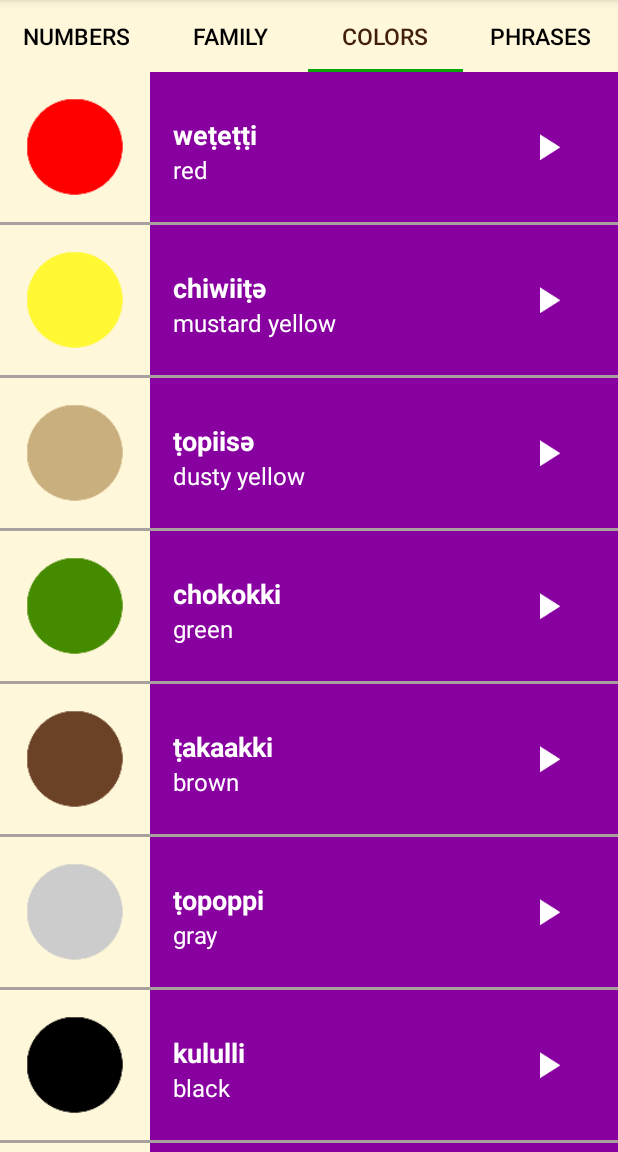
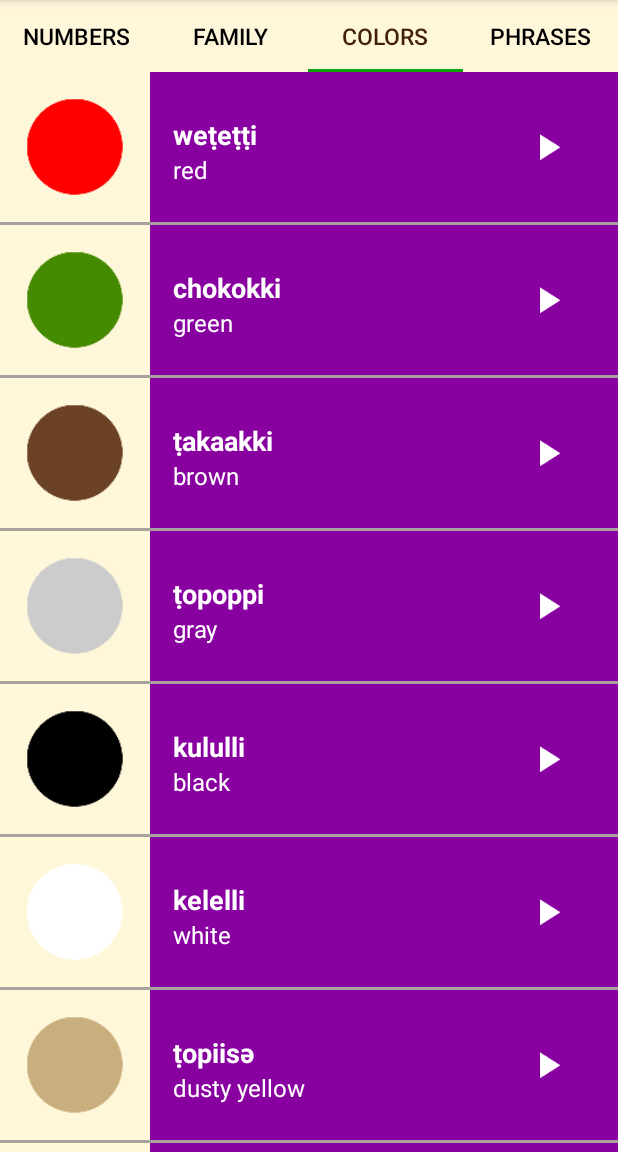
Before and after one commit to adiltutun12/Miwok, an Android app: the screen it shows after launch (MainActivity), tab 3 chosen, on a phone screen of 412 x 824 dp, the part 84-1236 px from its top. Run offline under Robolectric (Android 15) with nearby library versions, the phone set to English and light mode, and no system bars.

Commit message:
Nove izmjene na kodu optimizacija

```diff
--- a/app/src/main/java/com/example/miwok/FragmentNumbers.kt
+++ /dev/null
@@ -1,54 +0,0 @@
-package com.example.miwok
-
-import android.os.Bundle
-import androidx.fragment.app.Fragment
-import android.view.LayoutInflater
-import android.view.View
-import android.view.ViewGroup
-import androidx.recyclerview.widget.LinearLayoutManager
-import androidx.recyclerview.widget.RecyclerView
-
-class FragmentNumbers : Fragment() {
-    override fun onCreateView(
-        inflater: LayoutInflater, container: ViewGroup?,
-        savedInstanceState: Bundle?
-    ): View {
-        return inflater.inflate(R.layout.fragment_numbers, container, false)
-    }
-
-    override fun onViewCreated(view: View, savedInstanceState: Bundle?) {
-        super.onViewCreated(view, savedInstanceState)
-
-        val recyclerView: RecyclerView = view.findViewById(R.id.recycler_view_numbers)
-        recyclerView.layoutManager = LinearLayoutManager(context)
-
-        val words = listOf(
-            Word("lutti", "one", R.drawable.number_one, R.raw.number_one),
-            Word("otiiko", "two", R.drawable.number_two,  R.raw.number_two),
-            Word("tolookosu", "three", R.drawable.number_three,  R.raw.number_three),
-            Word("oyyisa", "four", R.drawable.number_four,  R.raw.number_four),
-            Word("massokka", "five", R.drawable.number_five,  R.raw.number_five),
-            Word("temmokka", "six", R.drawable.number_six,  R.raw.number_six),
-            Word("kenekaku", "seven", R.drawable.number_seven,  R.raw.number_seven),
-            Word("kawinta", "eight", R.drawable.number_eight,  R.raw.number_eight),
-            Word("wo'e", "nine", R.drawable.number_nine,  R.raw.number_nine),
-            Word("na'aacha", "ten", R.drawable.number_ten,  R.raw.number_ten))
-
-        val adapter = WordAdapter(words)
-        recyclerView.adapter = adapter
-
-        RecyclerViewDivider.addDivider(recyclerView, requireContext(), "#A8A19E", 3)
-
-        /*
-        val divider = DividerItemDecoration(requireContext(), DividerItemDecoration.VERTICAL)
-        recyclerView.addItemDecoration(divider)
-       */
-
-    }
-
-    override fun onPause() {
-        super.onPause()
-        (view?.findViewById<RecyclerView>(R.id.recycler_view_numbers)?.adapter as? WordAdapter)?.releaseMediaPlayer()
-    }
-
-}
--- a/app/src/main/java/com/example/miwok/FragmentPhrases.kt
+++ /dev/null
@@ -1,56 +0,0 @@
-package com.example.miwok
-
-import android.os.Bundle
-import androidx.fragment.app.Fragment
-import android.view.LayoutInflater
-import android.view.View
-import android.view.ViewGroup
-import androidx.recyclerview.widget.DividerItemDecoration
-import androidx.recyclerview.widget.LinearLayoutManager
-import androidx.recyclerview.widget.RecyclerView
-
-class FragmentPhrases : Fragment() {
-
-    override fun onCreateView(
-        inflater: LayoutInflater, container: ViewGroup?,
-        savedInstanceState: Bundle?
-    ): View {
-        return inflater.inflate(R.layout.fragment_phrases, container, false)
-    }
-
-    override fun onViewCreated(view: View, savedInstanceState: Bundle?) {
-        super.onViewCreated(view, savedInstanceState)
-
-        val recyclerView: RecyclerView = view.findViewById(R.id.recycler_view_phrases)
-        recyclerView.layoutManager = LinearLayoutManager(context)
-
-        val words = listOf(
-            Word("minto wuksus?", "Where are you going?", null, R.raw.phrase_where_are_you_going),
-            Word("tinnə oyaase'nə", "What is your name?",null, R.raw.phrase_what_is_your_name),
-            Word("oyaaset...", "My name is...", null, R.raw.phrase_my_name_is),
-            Word("michəksəs?", "How are you feeling?", null, R.raw.phrase_how_are_you_feeling),
-            Word("kuchi achit", "I'm feeling good.", null, R.raw.phrase_im_feeling_good),
-            Word("əənəs'aa?", "Are you coming?", null, R.raw.phrase_are_you_coming),
-            Word("həə'əənəm", "Yes, I'm coming.", null, R.raw.phrase_im_coming),
-            Word("əənəm", "I'm coming.", null, R.raw.phrase_yes_im_coming),
-            Word("yoowutis", "Let's go.", null, R.raw.phrase_lets_go),
-            Word("ənni'nem", "Come here.", null, R.raw.phrase_come_here))
-
-        val adapter = WordAdapter(words)
-        recyclerView.adapter = adapter
-
-        RecyclerViewDivider.addDivider(recyclerView, requireContext(), "#A8A19E", 3)
-
-        /*
-        val divider = DividerItemDecoration(requireContext(), DividerItemDecoration.VERTICAL)
-        recyclerView.addItemDecoration(divider)
-        */
-
-    }
-
-    override fun onPause() {
-        super.onPause()
-        (view?.findViewById<RecyclerView>(R.id.recycler_view_phrases)?.adapter as? WordAdapter)?.releaseMediaPlayer()
-    }
-
-}
--- a/app/src/main/java/com/example/miwok/MainActivity.kt
+++ b/app/src/main/java/com/example/miwok/MainActivity.kt
@@ -1,4 +1,5 @@
 package com.example.miwok
+
 import android.os.Bundle
 import androidx.appcompat.app.AppCompatActivity
 import androidx.viewpager2.widget.ViewPager2
@@ -28,12 +29,11 @@ class MainActivity : AppCompatActivity() {
                 3 -> "Phrases"
                 else -> "Numbers"
             }
-        }.attach()
+        }.attach() //swipe i veoma cudno neko ponašanje bukv na touch prebaci na koji fragment pokazuje, ali ne mijenja layout ili mijenja layout alii gore ne prebacuje fragmenta
     }
 
     override fun onPause() {
         super.onPause()
-        // Oslobodi MediaPlayer za sve fragmente
         (findViewById<ViewPager2>(R.id.view_pager)?.adapter as? WordAdapter)?.releaseMediaPlayer()
     }
 
--- a/app/src/main/java/com/example/miwok/ViewPagerAdapter.kt
+++ b/app/src/main/java/com/example/miwok/ViewPagerAdapter.kt
@@ -9,11 +9,12 @@ class ViewPagerAdapter(fragmentActivity: FragmentActivity) : FragmentStateAdapte
 
     override fun createFragment(position: Int): Fragment {
         return when (position) {
-            0 -> FragmentNumbers()
-            1 -> FragmentFamily()
-            2 -> FragmentColors()
-            3 -> FragmentPhrases()
-            else -> FragmentNumbers()
+            0 -> WordListFragment.newInstance("numbers")
+            1 -> WordListFragment.newInstance("family")
+            2 -> WordListFragment.newInstance("colors")
+            3 -> WordListFragment.newInstance("phrases")
+            else -> WordListFragment.newInstance("numbers")
         }
     }
+
 }
--- a/app/src/main/java/com/example/miwok/Word.kt
+++ b/app/src/main/java/com/example/miwok/Word.kt
@@ -1,5 +1,4 @@
 package com.example.miwok
 
 data class Word(val miwokTranslation: String, val defaultTranslation: String, val imageResourceId: Int? = null, val audioResourceId: Int) // ? znači da može biti null uradio sam ovo radi slike jer u pgrases nema slika
-
 //Kreirana Word model klasa, stavio sam imageResourceId na null kada nema slike u layoutu pa nema sta ni ucitati
--- a/app/src/main/java/com/example/miwok/WordAdapter.kt
+++ b/app/src/main/java/com/example/miwok/WordAdapter.kt
@@ -10,29 +10,33 @@ import android.widget.TextView
 import androidx.recyclerview.widget.RecyclerView
 
 class WordAdapter(private val words: List<Word>) :
-    RecyclerView.Adapter<WordAdapter.WordViewHolder>() {
+    RecyclerView.Adapter<WordAdapter.WordViewHolder>() { //lista wordova da bude prikazana u recycler viewu, povezuje podatke sa recyclerviewom
+        //WordViewHolder optimizuje podatke da ih ne moramo svaki put prikazivati
         //sada ću ovdje dodati media player prvo dodajem varijablu
         //MediaPlayer je varijabla koja sluzi za pustanje zvuka
         private var mediaPlayer : MediaPlayer? = null
 
+    //optimizovan prikaz da nne moramo svaki put ponovno kreirati view
+
+    //drzi refernece na ui elementata jednog reda
+    //kada ovo uradimo ne moramo svaki put pozivati da pronadje id elementa kada skrolamo
     class WordViewHolder(view: View) : RecyclerView.ViewHolder(view) { //definisanje elementa u svakom redu liste
         val miwokText: TextView = view.findViewById(R.id.text)
         val defaultText: TextView = view.findViewById(R.id.text2)
         val imageView: ImageView = view.findViewById(R.id.imageView)
-        //val buttonPlay: ImageView = view.findViewById(R.id.imageView2)
     }
 
-    override fun onCreateViewHolder(parent: ViewGroup, viewType: Int): WordViewHolder {
+    override fun onCreateViewHolder(parent: ViewGroup, viewType: Int): WordViewHolder { //pravi novi red u listi
         val view = LayoutInflater.from(parent.context).inflate(R.layout.item_word, parent, false) //ucita item_word u memoriju, ova metoda je kreiranje novoh Viewa
         return WordViewHolder(view)
     }
 
-    override fun onBindViewHolder(holder: WordViewHolder, position: Int) {
+    override fun onBindViewHolder(holder: WordViewHolder, position: Int) { //postavlja tacne vrijednosti u UI elemente fakticki popunjava ispravnim podacima
         val word = words[position]
         holder.miwokText.text = word.miwokTranslation //postavljam ovdje miwok jezik
         holder.defaultText.text = word.defaultTranslation //ovdje postavljam eng prijevodd
 
-        //Ako postoji slika p0ostavi je, inače sakrij jer u ovom phrases nema tako da sakrij je ImageView
+        //Ako postoji slika p0ostavi je, inače sakrij jer u ovom phrases nema tako da sakrij je
         if (word.imageResourceId != null) {
             holder.imageView.setImageResource(word.imageResourceId)
             holder.imageView.visibility = View.VISIBLE
@@ -61,7 +65,7 @@ class WordAdapter(private val words: List<Word>) :
     }
 
 
-    fun releaseMediaPlayer() { //dodana metoda za zaustavljanje i oslobadjanje resursa imam ovdje dupilicranje kasnije cu popraviti
+    fun releaseMediaPlayer() { //dodana metoda za zaustavljanje i oslobadjanje resursa, sprjecava i viseklikabnost da se pokrece vise puta te se mijesa zvuk
         mediaPlayer?.release()
         mediaPlayer = null
     }
--- /dev/null
+++ b/app/src/main/java/com/example/miwok/WordData.kt
@@ -0,0 +1,53 @@
+package com.example.miwok
+
+object WordData {
+    val numbers = listOf(
+        Word("lutti", "one", R.drawable.number_one, R.raw.number_one),
+        Word("otiiko", "two", R.drawable.number_two, R.raw.number_two),
+        Word("tolookosu", "three", R.drawable.number_three, R.raw.number_three),
+        Word("oyyisa", "four", R.drawable.number_four, R.raw.number_four),
+        Word("massokka", "five", R.drawable.number_five, R.raw.number_five),
+        Word("temmokka", "six", R.drawable.number_six, R.raw.number_six),
+        Word("kenekaku", "seven", R.drawable.number_seven, R.raw.number_seven),
+        Word("kawinta", "eight", R.drawable.number_eight, R.raw.number_eight),
+        Word("wo’e", "nine", R.drawable.number_nine, R.raw.number_nine),
+        Word("na’aacha", "ten", R.drawable.number_ten, R.raw.number_ten)
+    )
+
+    val family = listOf(
+        Word("əpə", "father", R.drawable.family_father, R.raw.family_father),
+        Word("əṭa", "mother", R.drawable.family_mother, R.raw.family_mother),
+        Word("angsi", "son", R.drawable.family_son, R.raw.family_son),
+        Word("tune", "daughter", R.drawable.family_daughter, R.raw.family_daughter),
+        Word("taachi", "older brother", R.drawable.family_older_brother, R.raw.family_older_brother),
+        Word("chalitti", "younger brother", R.drawable.family_younger_brother, R.raw.family_younger_brother),
+        Word("teṭe", "older sister", R.drawable.family_older_sister, R.raw.family_older_sister),
+        Word("kolliti", "younger sister", R.drawable.family_younger_sister, R.raw.family_younger_sister),
+        Word("ama", "grandmother", R.drawable.family_grandmother, R.raw.family_grandmother),
+        Word("paapa", "grandfather", R.drawable.family_grandfather, R.raw.family_grandfather)
+    )
+
+    val colors = listOf(
+        Word("weṭeṭṭi", "red", R.drawable.color_red, R.raw.color_red),
+        Word("chokokki", "green", R.drawable.color_green, R.raw.color_green),
+        Word("ṭakaakki", "brown", R.drawable.color_brown, R.raw.color_brown),
+        Word("ṭopoppi", "gray", R.drawable.color_gray, R.raw.color_gray),
+        Word("kululli", "black", R.drawable.color_black, R.raw.color_black),
+        Word("kelelli", "white", R.drawable.color_white, R.raw.color_white),
+        Word("ṭopiisə", "dusty yellow", R.drawable.color_dusty_yellow, R.raw.color_dusty_yellow),
+        Word("chiwiiṭə", "mustard yellow", R.drawable.color_mustard_yellow, R.raw.color_mustard_yellow)
+    )
+
+    val phrases = listOf(
+        Word("minto wuksus?", "Where are you going?", null, R.raw.phrase_where_are_you_going),
+        Word("tinnə oyaase'nə", "What is your name?", null, R.raw.phrase_what_is_your_name),
+        Word("oyaaset...", "My name is...", null, R.raw.phrase_my_name_is),
+        Word("michəksəs?", "How are you feeling?", null, R.raw.phrase_how_are_you_feeling),
+        Word("kuchi achit", "I’m feeling good.", null, R.raw.phrase_im_feeling_good),
+        Word("əənəs'aa?", "Are you coming?", null, R.raw.phrase_are_you_coming),
+        Word("həə’əənəm", "Yes, I’m coming.", null, R.raw.phrase_im_coming),
+        Word("əənəm", "I’m coming.", null, R.raw.phrase_yes_im_coming),
+        Word("yoowutis", "Let’s go.", null, R.raw.phrase_lets_go),
+        Word("ənni’nem", "Come here.", null, R.raw.phrase_come_here)
+    )
+}
--- /dev/null
+++ b/app/src/main/java/com/example/miwok/WordListFragment.kt
@@ -0,0 +1,71 @@
+package com.example.miwok
+
+import android.os.Bundle
+import android.view.LayoutInflater
+import android.view.View
+import android.view.ViewGroup
+import androidx.core.content.ContextCompat
+import androidx.fragment.app.Fragment
+import androidx.recyclerview.widget.LinearLayoutManager
+import androidx.recyclerview.widget.RecyclerView
+
+class WordListFragment : Fragment() {
+
+    companion object {
+        private const val ARG_CATEGORY = "category"
+
+        fun newInstance(category: String): WordListFragment {
+            val fragment = WordListFragment()
+            val args = Bundle()
+            args.putString(ARG_CATEGORY, category)
+            fragment.arguments = args
+            return fragment
+        }
+    }
+
+    private lateinit var wordList: List<Word>
+    private var backgroundColorRes: Int = R.color.category_numbers
+
+    override fun onCreate(savedInstanceState: Bundle?) {
+        super.onCreate(savedInstanceState)
+        when (arguments?.getString(ARG_CATEGORY)) {
+            "numbers" -> {
+                wordList = WordData.numbers
+                backgroundColorRes = R.color.category_numbers
+            }
+            "family" -> {
+                wordList = WordData.family
+                backgroundColorRes = R.color.category_family
+            }
+            "colors" -> {
+                wordList = WordData.colors
+                backgroundColorRes = R.color.category_colors
+            }
+            "phrases" -> {
+                wordList = WordData.phrases
+                backgroundColorRes = R.color.category_phrases
+            }
+        }
+    }
+
+    override fun onCreateView(inflater: LayoutInflater, container: ViewGroup?, savedInstanceState: Bundle?): View {
+        return inflater.inflate(R.layout.item_fragment, container, false)
+    }
+
+    override fun onViewCreated(view: View, savedInstanceState: Bundle?) {
+        super.onViewCreated(view, savedInstanceState)
+
+        view.setBackgroundColor(ContextCompat.getColor(requireContext(), backgroundColorRes))
+
+        val recyclerView = view.findViewById<RecyclerView>(R.id.recycler_view)
+        recyclerView.layoutManager = LinearLayoutManager(context)
+        recyclerView.adapter = WordAdapter(wordList)
+
+        RecyclerViewDivider.addDivider(recyclerView, requireContext()) //pozvana jer sam joj vec unaprijed stavio parametre
+    }
+
+    override fun onPause() {
+        super.onPause()
+        (view?.findViewById<RecyclerView>(R.id.recycler_view)?.adapter as? WordAdapter)?.releaseMediaPlayer()
+    }
+}
--- a/app/src/main/res/layout/activity_main.xml
+++ b/app/src/main/res/layout/activity_main.xml
@@ -50,6 +50,7 @@
         app:layout_constraintTop_toBottomOf="@id/tab_layout"
         app:layout_constraintBottom_toBottomOf="parent"
         app:layout_constraintStart_toStartOf="parent"
-        app:layout_constraintEnd_toEndOf="parent" />
+        app:layout_constraintEnd_toEndOf="parent" >
+    </androidx.viewpager2.widget.ViewPager2>
 
 </androidx.constraintlayout.widget.ConstraintLayout>
--- a/app/src/main/res/layout/fragment_colors.xml
+++ b/app/src/main/res/layout/item_fragment.xml
@@ -4,11 +4,11 @@
     xmlns:app="http://schemas.android.com/apk/res-auto"
     android:layout_width="match_parent"
     android:layout_height="match_parent"
-    android:background="@color/category_colors">
+    >
 
     <!-- RecyclerView koji prikazuje listu stavki-->
     <androidx.recyclerview.widget.RecyclerView
-        android:id="@+id/recycler_view_colors"
+        android:id="@+id/recycler_view"
         android:layout_width="0dp"
         android:layout_height="0dp"
         app:layout_constraintTop_toTopOf="parent"
--- a/app/src/main/res/layout/item_word.xml
+++ b/app/src/main/res/layout/item_word.xml
@@ -8,7 +8,7 @@
     android:padding="0dp"
     android:clickable="true"
     android:focusable="true"
-    android:foreground="?attr/selectableItemBackground"> <!-- Dodaje ripple efekt na dodir -->
+    android:foreground="?attr/selectableItemBackground">
 
     <ImageView
         android:id="@+id/imageView"
```
Also changed, not shown: app/src/main/java/com/example/miwok/FragmentColors.kt (deleted, +0 -52 lines), app/src/main/java/com/example/miwok/FragmentFamily.kt (deleted, +0 -54 lines), app/src/main/res/layout/fragment_family.xml (deleted, +0 -19 lines), app/src/main/res/layout/fragment_numbers.xml (deleted, +0 -19 lines), app/src/main/res/layout/fragment_phrases.xml (deleted, +0 -19 lines), app/src/main/res/layout/item_word_phrases.xml (deleted, +0 -51 lines).
